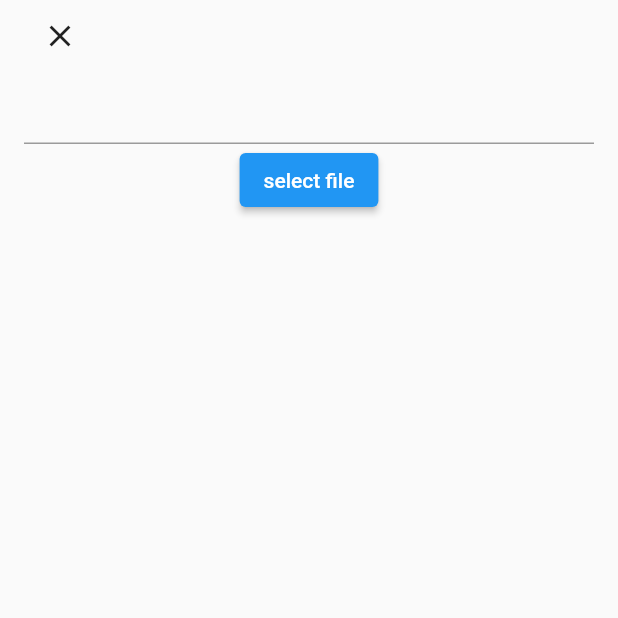
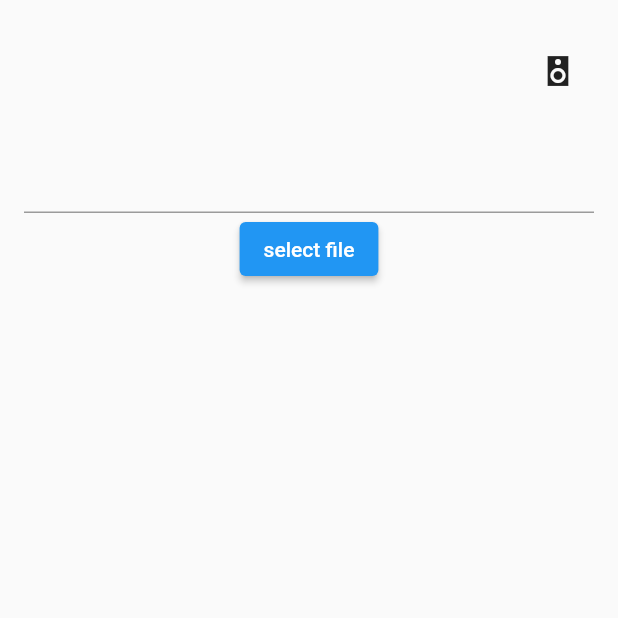
Before and after one commit to ahmad-einieh/pdf-reader-with-translate-selected-text, a Flutter app: the screen it shows after launch, on a phone screen of 412 x 824 dp, the top half of it. Run offline on Flutter 3.47's test engine with Material 2 defaults, Android fonts, the phone set to English and light mode, and no system bars; our stand-ins replace audioplayers, file_picker; missing offline and left inert: simplytranslate, syncfusion_flutter_pdfviewer, translator.

Commit message:
new edits

```diff
--- a/lib/main.dart
+++ b/lib/main.dart
@@ -1,7 +1,9 @@
 import 'dart:io';
 
+import 'package:audioplayers/audioplayers.dart';
 import 'package:file_picker/file_picker.dart';
 import 'package:flutter/material.dart';
+import 'package:simplytranslate/simplytranslate.dart';
 import 'package:syncfusion_flutter_pdfviewer/pdfviewer.dart';
 import 'package:translator/translator.dart';
 
@@ -30,6 +32,8 @@ class MainWidget extends StatefulWidget {
 
 class _MainWidgetState extends State<MainWidget> {
   String? _text;
+  String? _anothertext;
+  String? _orginaltext;
   int? pageCount;
   int? currentPage;
   bool isShow = true;
@@ -46,14 +50,16 @@ class _MainWidgetState extends State<MainWidget> {
               child: Row(
                 mainAxisAlignment: MainAxisAlignment.spaceBetween,
                 children: [
-                  IconButton(
+                  !isShow
+                      ? IconButton(
                           onPressed: () {
                             setState(() {
                               isShow = true;
                               file = null;
                             });
                           },
-                      icon: const Icon(Icons.close)),
+                          icon: const Icon(Icons.close))
+                      : const SizedBox(),
                   Text(
                     _text == null ? "" : _text!.trim(),
                     style: const TextStyle(fontSize: 20),
@@ -61,6 +67,33 @@ class _MainWidgetState extends State<MainWidget> {
                   ),
                 ],
               ),
+            ),
+            Padding(
+              padding: const EdgeInsets.symmetric(horizontal: 16),
+              child: Row(
+                mainAxisAlignment: MainAxisAlignment.spaceBetween,
+                children: [
+                  Text(
+                    _orginaltext == null ? "" : _orginaltext!.trim(),
+                    style: const TextStyle(fontSize: 20),
+                    locale: const Locale('en'),
+                  ),
+                  IconButton(
+                      onPressed: () async {
+                        final SimplyTranslator gt =
+                            SimplyTranslator(EngineType.google);
+                        String x = gt.getTTSUrlSimply(_orginaltext!, "en");
+                        final player = AudioPlayer();
+                        await player.play(UrlSource(x));
+                      },
+                      icon: const Icon(Icons.speaker_sharp)),
+                ],
+              ),
+            ),
+            Text(
+              _anothertext == null ? "" : _anothertext!.trim(),
+              style: const TextStyle(fontSize: 20),
+              locale: const Locale('ar'),
             ),
             Padding(
               padding: const EdgeInsets.symmetric(horizontal: 16),
@@ -127,14 +160,27 @@ class _MainWidgetState extends State<MainWidget> {
                       onTextSelectionChanged: (details) async {
                         if (details.selectedText != null) {
                           try {
+                            setState(() {
+                              _orginaltext = details.selectedText!
+                                  .replaceAll(RegExp(r'\n'), ' ')
+                                  .trim();
+                              print(_orginaltext);
+                            });
                             final translator = GoogleTranslator();
-                            var t = await translator.translate(
-                                details.selectedText!,
-                                from: 'en',
-                                to: 'ar');
+                            var t = await translator.translate(_orginaltext!,
+                                from: 'en', to: 'ar');
                             setState(() {
                               _text = t.text;
-                              _text = _text!.replaceAll(RegExp(r'\n+'), '');
+                              _text =
+                                  _text!.replaceAll(RegExp(r'\n'), ' ').trim();
+                            });
+                            final gt = SimplyTranslator(EngineType.google);
+                            String textResult =
+                                await gt.trSimply(_orginaltext!, "en", 'ar');
+                            setState(() {
+                              _anothertext = textResult
+                                  .replaceAll(RegExp(r'\n'), ' ')
+                                  .trim();
                             });
                           } catch (_) {}
                         }
--- a/pubspec.yaml
+++ b/pubspec.yaml
@@ -7,9 +7,11 @@ environment:
   sdk: '>=2.19.0 <3.0.0'
 
 dependencies:
+  audioplayers: ^3.0.1
   file_picker: ^5.2.5
   flutter:
     sdk: flutter
+  simplytranslate: ^1.2.2
   syncfusion_flutter_pdfviewer: ^20.4.51
   translator: ^0.1.7
 
```
Also changed, not shown: pubspec.lock, 2 other files. Lines whose indentation alone changed are shown as unchanged.
